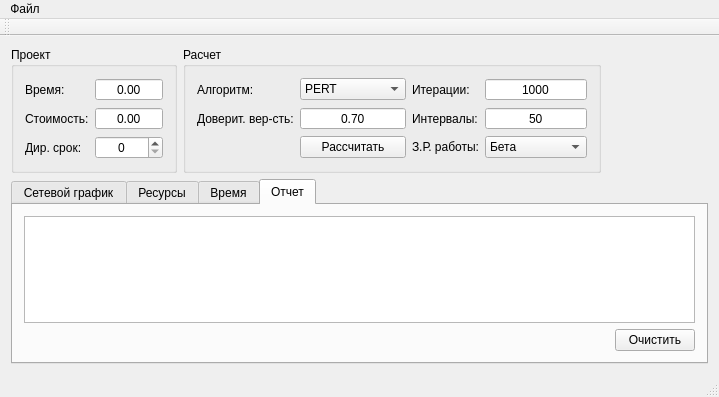
This is NetworkCalc/mainwindow.ui in io2357911/NetworkPlanning as Qt 5 draws it before an edit. The edited form follows.
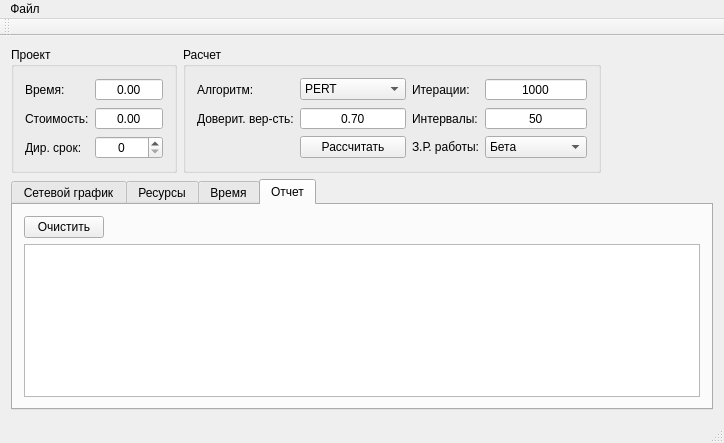
This is the edited form. The open tabs and pages were chosen to show the change. Custom widgets are drawn as their Qt base class.

```diff
--- a/NetworkCalc/mainwindow.ui
+++ b/NetworkCalc/mainwindow.ui
@@ -6,8 +6,8 @@
    <rect>
     <x>0</x>
     <y>0</y>
-    <width>719</width>
-    <height>397</height>
+    <width>724</width>
+    <height>443</height>
    </rect>
   </property>
   <property name="windowTitle">
@@ -288,14 +288,17 @@
         <string>Отчет</string>
        </attribute>
        <layout class="QGridLayout" name="gridLayout_4">
-        <item row="1" column="1">
+        <item row="1" column="0" colspan="2">
+         <widget class="QTextBrowser" name="tbReport"/>
+        </item>
+        <item row="0" column="0">
          <widget class="QPushButton" name="pbClearReport">
           <property name="text">
            <string>Очистить</string>
           </property>
          </widget>
         </item>
-        <item row="1" column="0">
+        <item row="0" column="1">
          <spacer name="horizontalSpacer_2">
           <property name="orientation">
            <enum>Qt::Horizontal</enum>
@@ -308,9 +311,6 @@
           </property>
          </spacer>
         </item>
-        <item row="0" column="0" colspan="2">
-         <widget class="QTextBrowser" name="tbReport"/>
-        </item>
        </layout>
       </widget>
      </widget>
@@ -322,7 +322,7 @@
     <rect>
      <x>0</x>
      <y>0</y>
-     <width>719</width>
+     <width>724</width>
      <height>19</height>
     </rect>
    </property>
```
Left out of the diff: 2 changed lines with no effect on the pictures.
